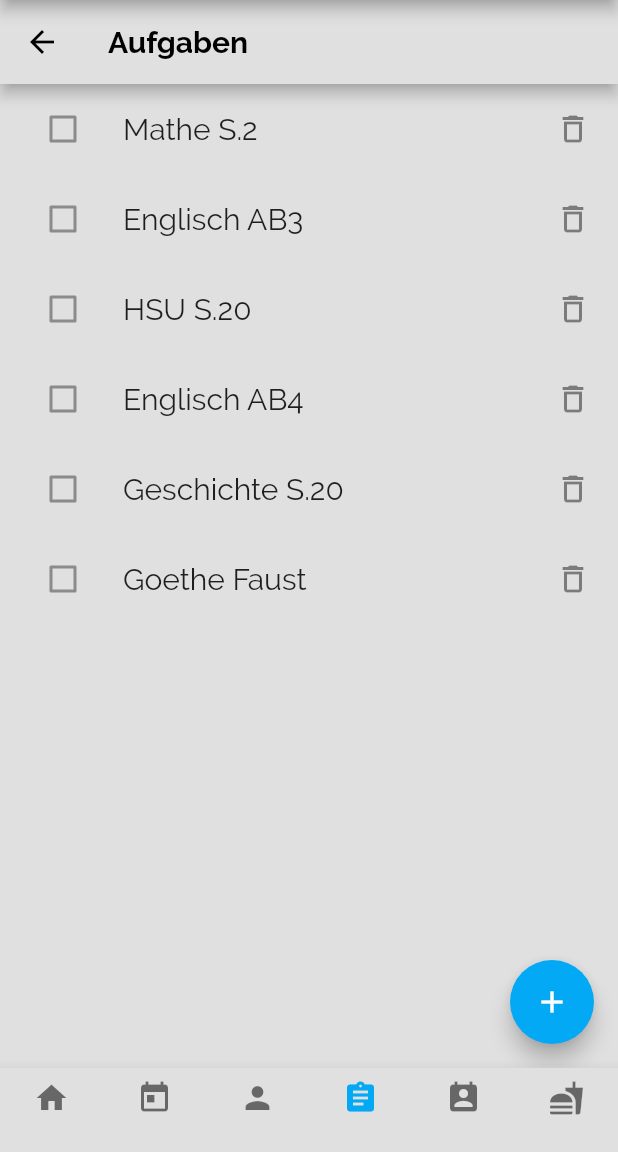
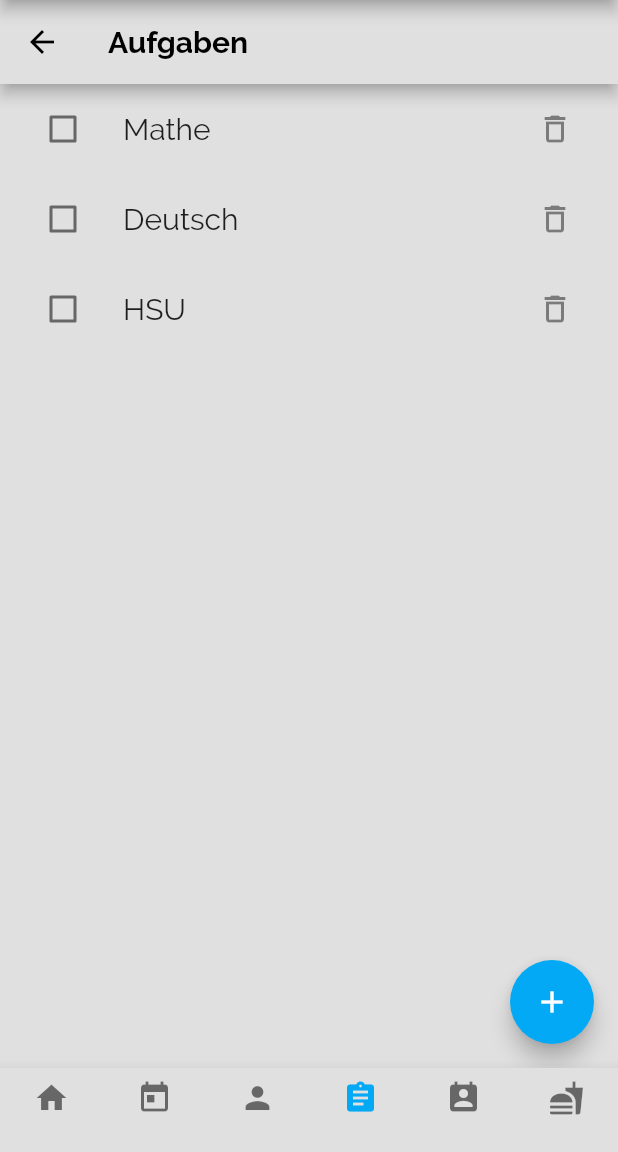
Before and after one commit to NBN98/ScHool4.0, a Flutter app: the screen it shows after launch, item 4 of the bottom bar chosen, on a phone screen of 412 x 824 dp, the part 84-1236 px from its top. Run offline on Flutter 3.47's test engine with Material 2 defaults, Android fonts, the phone set to English and light mode, and no system bars; our stand-ins replace cached_network_image.

Commit message:
Update Diddy

```diff
--- a/uiapp/lib/ToDo.dart
+++ b/uiapp/lib/ToDo.dart
@@ -1,25 +1,39 @@
 import 'package:flutter/material.dart';
 import './main.dart';
-
+// By Diddy
 class ToDO extends StatefulWidget {
   @override
   _ToDOState createState() => _ToDOState();
 }
 
 class _ToDOState extends State<ToDO> {
-  List<String> tasks = [
-    'Mathe S.2','Englisch AB3','HSU S.20','Englisch AB4','Geschichte S.20','Goethe Faust'
-  ];
-  void addItem(String item){
+  Map<String, bool> tasks = {
+    'Mathe': false, 'Deutsch': false, 'HSU': false
+  };
+
+  void addItem(String item) {
     setState(() {
-      tasks.add(item);
+      tasks[item] = false;
+    });
+    Navigator.of(context).pop();
+  }
+
+  void deleteItem(String key) {
+    setState(() {
+      tasks.remove(key);
     });
   }
 
-  void newEntry(){
+  void toggleDone(String key) {
+    setState(() {
+      tasks.update(key, (bool done) => !done);
+    });
+  }
+
+  void newEntry() {
     showDialog<AlertDialog>(
         context: context,
-        builder: (BuildContext context){
+        builder: (BuildContext context) {
           return AlertDialog(
             content: TextField(
               onSubmitted: addItem,
@@ -27,22 +41,26 @@ class _ToDOState extends State<ToDO> {
           );
         });
   }
+
   @override
   Widget build(BuildContext context) {
     return Scaffold(
       backgroundColor: Colors.grey[300],
       appBar: AppBar(
         backgroundColor: Colors.grey[300],
-          title: Text('Aufgaben',
+        title: Text(
+          'Aufgaben',
           style: TextStyle(
               color: Colors.black,
               fontFamily: 'Raleway',
-                fontWeight: FontWeight.w600),),
+              fontWeight: FontWeight.w600),
+        ),
         leading: IconButton(
           icon: Icon(Icons.arrow_back),
           color: Colors.black,
-            onPressed: (){
-              Navigator.push(context,
+          onPressed: () {
+            Navigator.push(
+              context,
               MaterialPageRoute(builder: (context) => MyApp()),
             );
           },
@@ -51,60 +69,26 @@ class _ToDOState extends State<ToDO> {
       body: ListView.builder(
         scrollDirection: Axis.vertical,
         itemCount: tasks.length,
-          itemBuilder: (context, i){
-            return SingleToDo(tasks[i]);
+        itemBuilder: (context, i) {
+          String key = tasks.keys.elementAt(i);
+          return SingleToDo(
+            key,
+            tasks[key],
+                () => deleteItem(key),
+                () => toggleDone(key),
+          );
         },
       ),
       floatingActionButton: FloatingActionButton(
         onPressed: newEntry,
-          child: Icon(Icons.add, color: Colors.white,),
+        child: Icon(
+          Icons.add,
+          color: Colors.white,
+        ),
         backgroundColor: Colors.lightBlue,
       ),
     );
-  }
-}
-
-
-/*class ToDO extends StatelessWidget {
-  final List<String> tasks = [
-    'Mathe S.2','Daiko Might','Französisch S.14','Deutsch S.23','Englisch AB3','HSU S.20','Englisch AB4','Geschichte S.20','Goethe Faust'
-  ];
-  @override
-  Widget build(BuildContext context) {
-    return Scaffold(
-      //backgroundColor: Colors.grey[300],
-        appBar: AppBar(
-          backgroundColor: Colors.grey[300],
-          title: Text('Aufgaben',
-            style: TextStyle(
-                color: Colors.black,
-                fontFamily: 'Raleway',
-                fontWeight: FontWeight.w600),),
-          leading: IconButton(
-            icon: Icon(Icons.arrow_back),
-            color: Colors.black,
-            onPressed: (){
-            Navigator.push(context,
-              MaterialPageRoute(builder: (context) => MyApp()),
-            );
-          },
-          ),
-        ),
-        body: ListView.builder(
-          scrollDirection: Axis.vertical,
-          itemCount: tasks.length,
-          itemBuilder: (context, i){
-            return new SingleToDo(tasks[i]);
-          },
-        )
-    );
-  }
-}*/
-
-/*children: <Widget>[
-            const SizedBox(height: 10),
-            SingleToDo("Mathe S.22/3"),
-            SingleToDo("Deutsch S.20"),*/
+  }}
 /*SingleChildScrollView(
             child: Column(
                 crossAxisAlignment: CrossAxisAlignment.start,
@@ -123,22 +107,30 @@ class _ToDOState extends State<ToDO> {
                  */
 class SingleToDo extends StatelessWidget {
   final String title;
-  const SingleToDo(this.title);
+  final bool done;
+  final Function remove;
+  final Function toggleDone;
+
+  const SingleToDo(this.title, this.done, this.remove,this.toggleDone);
+
   @override
   Widget build(BuildContext context) {
     return Container(
-      padding: EdgeInsets.symmetric(
-        horizontal: 18),
-      child:
-      ListTile(
+      padding: EdgeInsets.symmetric(horizontal: 18),
+      child: ListTile(
         contentPadding: EdgeInsets.symmetric(vertical: 2.0),
-        leading: Checkbox(value: false,),
-        title: Text(title,
-          style: TextStyle(
-              fontSize: 20,
-              fontFamily: 'Raleway'),
+        leading: Checkbox(
+          value: done,
+          onChanged: (bool value) => toggleDone(),
         ),
-        trailing: Icon(Icons.delete_outline),
+        title: Text(
+          title,
+          style: TextStyle(fontSize: 20, fontFamily: 'Raleway'),
+        ),
+        trailing: IconButton(
+          icon: Icon(Icons.delete_outline),
+          onPressed: () => remove(),
+        ),
       ),
     );
   }
```
Also changed, not shown: 1 other file. Lines whose indentation alone changed are shown as unchanged.
